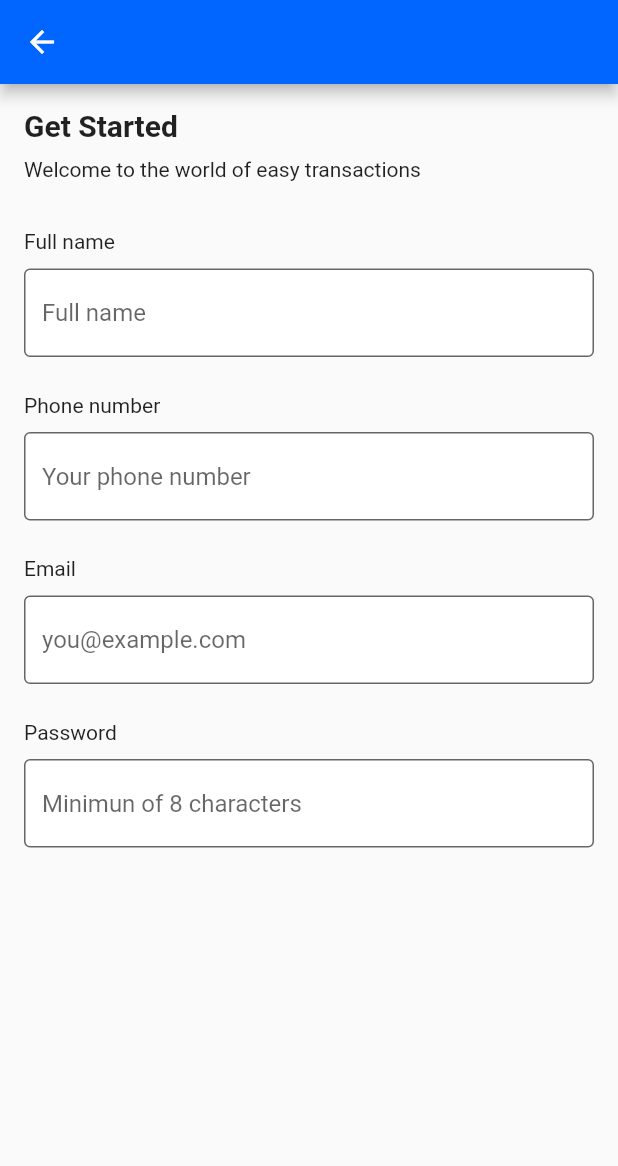
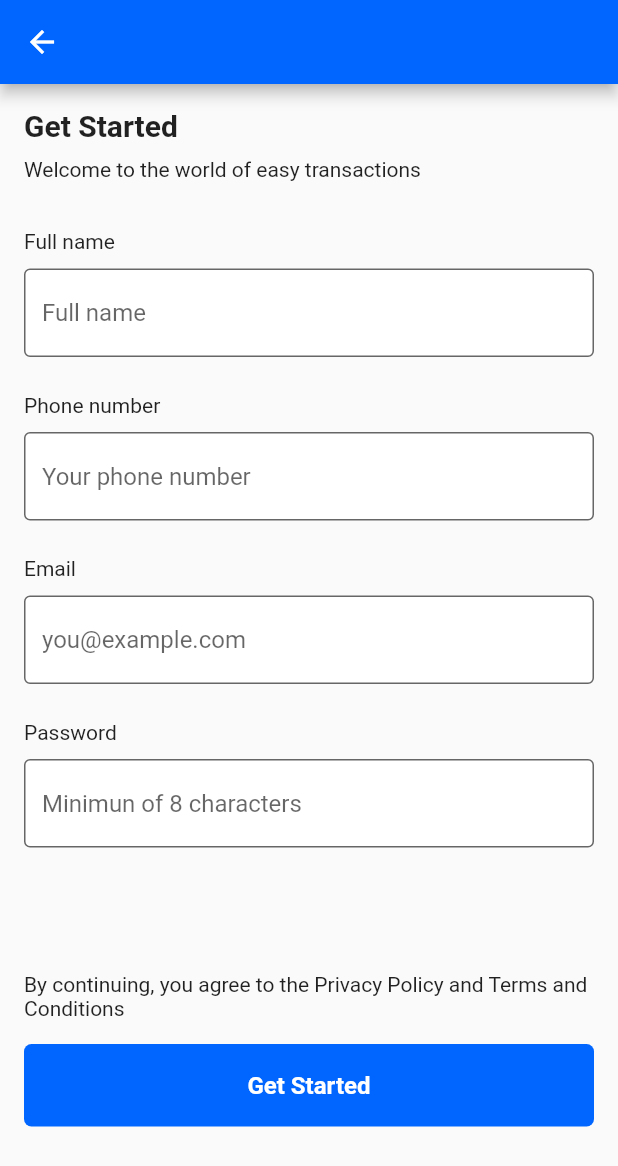
Before and after one commit to Allename/Sylar, a Flutter app: the GetStarted screen opened directly, on a phone screen of 412 x 824 dp. Shown: the top 1166 px of the screen. Run offline on Flutter 3.47's test engine with Material 2 defaults, Android fonts, the phone set to English and light mode, and no system bars.

Commit message:
feat: update

```diff
--- a/lib/screens/onboarding/get_started.dart
+++ b/lib/screens/onboarding/get_started.dart
@@ -1,6 +1,7 @@
 import 'package:flutter/material.dart';
 import 'package:flutter/services.dart';
 import 'package:sylar/utils/constants.dart';
+import 'package:sylar/widgets/button.dart';
 import 'package:sylar/widgets/header.dart';
 
 class GetStarted extends StatelessWidget {
@@ -99,6 +100,16 @@ class GetStarted extends StatelessWidget {
                  ],
                ),
              ),
+             const SizedBox(height: 83.0),
+             const Text(
+               'By continuing, you agree to the Privacy Policy and Terms and Conditions',
+               style: TextStyle(
+                 fontSize: 14,
+                 fontWeight: FontWeight.w400,
+               ),
+             ),
+              const SizedBox(height: 16.0),
+              Button(text: 'Get Started', press: () {}),
             ],
           ),
         ),
@@ -106,43 +117,3 @@ class GetStarted extends StatelessWidget {
     );
   }
 }
-
-
-
-
-
-
-// const Text(
-//                   'Email',
-//                   style: TextStyle(
-//                     fontSize: 14,
-//                     fontWeight: FontWeight.w400,
-//                   ),
-//                 ),
-//                 const TextField(
-//                   keyboardType: TextInputType.emailAddress,
-//                   decoration: InputDecoration(
-//                     contentPadding: EdgeInsets.symmetric(vertical: 16.0, horizontal: 20.0),
-//                     fillColor: Colors.white,
-//                     filled: true,
-//                     hintText: 'you@example.com',
-//                     border: OutlineInputBorder(),
-//                   ),
-//                 ),
-
-//  SizedBox(height: 10.0),
-//                 Row(
-//                   children: <Widget> [
-//                     TextField(
-//                     keyboardType: TextInputType.number,
-//                     inputFormatters: [FilteringTextInputFormatter.digitsOnly],
-//                       decoration: const InputDecoration(
-//                       contentPadding: EdgeInsets.symmetric(vertical: 16.0, horizontal: 20.0),
-//                       fillColor: Colors.white,
-//                       filled: true,
-//                       hintText: 'Your phone number',
-//                       border: OutlineInputBorder(),
-//                       ),
-//                     ),
-//                   ],
-//                 ),
```
